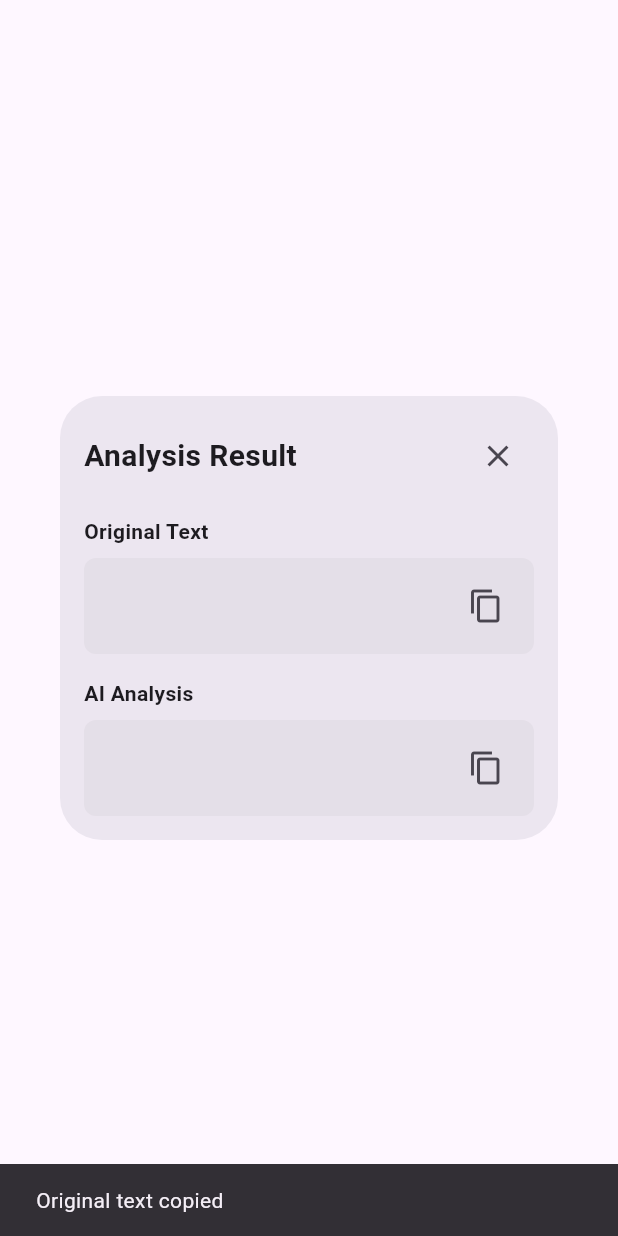
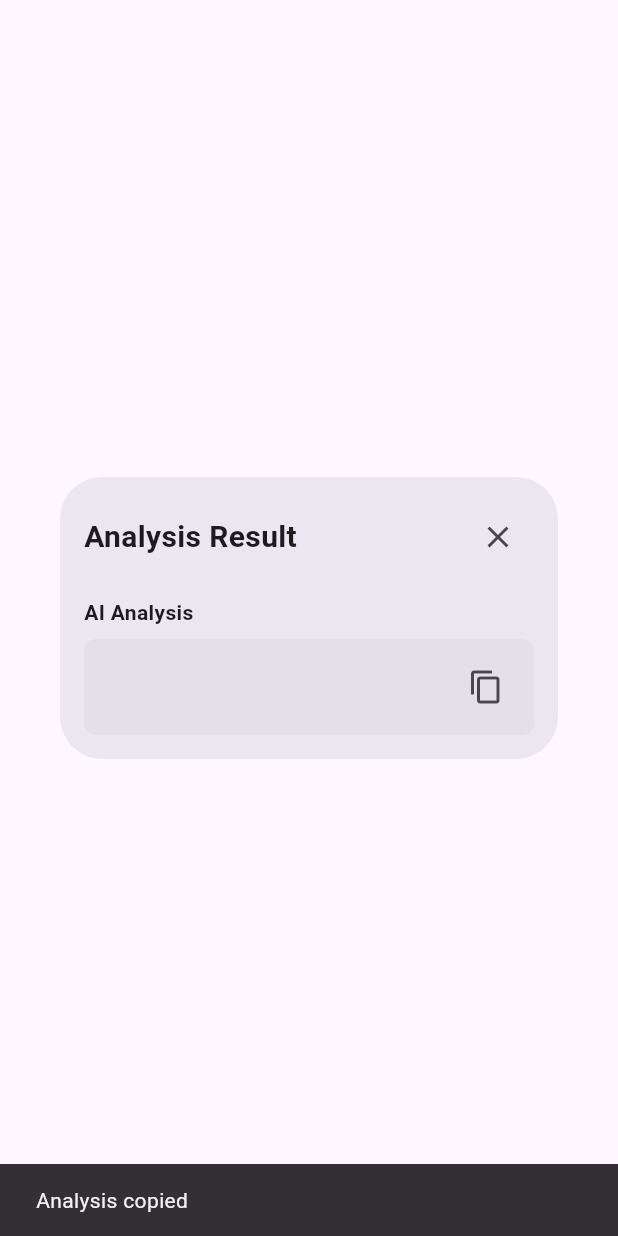
Before and after one commit to danielwang22/ingerSafe, a Flutter app: the ResultDialog widget shown alone on an empty page, opened directly with empty values, after a tap on the "content copy" icon, on a phone screen of 412 x 824 dp. Run offline on Flutter 3.47's test engine with Material 3 defaults, Android fonts, the phone set to English and light mode, and no system bars; our stand-ins replace flutter_dotenv, flutter_hooks, image_picker, shared_preferences; missing offline and left inert: google_mlkit_text_recognition; accounts and stored records are empty.

Commit message:
minor change

```diff
--- a/lib/screens/home_screen.dart
+++ b/lib/screens/home_screen.dart
@@ -35,6 +35,7 @@ class HomeScreen extends HookWidget {
         'takePhoto': 'Take Photo',
         'chooseFromGallery': 'Choose from Gallery',
         'useTestImage': 'Use Test Image',
+        'aiResult': "Ai Result",
       },
       'Chinese': {
         'currentLanguage': '目前語言',
@@ -45,6 +46,7 @@ class HomeScreen extends HookWidget {
         'takePhoto': '拍照',
         'chooseFromGallery': '從相簿選擇',
         'useTestImage': '使用測試圖片',
+        'aiResult': "AI 結果",
       },
       'Japanese': {
         'currentLanguage': '現在の言語',
@@ -55,6 +57,7 @@ class HomeScreen extends HookWidget {
         'takePhoto': '写真を撮る',
         'chooseFromGallery': 'ギャラリーから選ぶ',
         'useTestImage': 'テスト画像を使う',
+        'aiResult': "AI結果",
       },
       'Korean': {
         'currentLanguage': '현재 언어',
@@ -65,6 +68,7 @@ class HomeScreen extends HookWidget {
         'takePhoto': '사진 찍기',
         'chooseFromGallery': '갤러리에서 선택',
         'useTestImage': '테스트 이미지 사용',
+        'aiResult': "AI 결과",
       },
     };
 
@@ -122,7 +126,7 @@ class HomeScreen extends HookWidget {
 
         // Store and show the result
         history.value = [
-          {'text': 'Asset image sent to AI', 'analysis': aiResult},
+          {'text': t['aiResult']!, 'analysis': aiResult},
           ...history.value,
         ];
 
--- a/lib/widgets/result_dialog.dart
+++ b/lib/widgets/result_dialog.dart
@@ -87,33 +87,6 @@ class ResultDialog extends StatelessWidget {
             ),
             const SizedBox(height: 16),
             Text(
-              labels['originalText']!,
-              style: const TextStyle(fontWeight: FontWeight.bold),
-            ),
-            const SizedBox(height: 8),
-            Container(
-              padding: const EdgeInsets.all(8),
-              decoration: BoxDecoration(
-                color: Colors.grey.withValues(alpha: 0.1),
-                borderRadius: BorderRadius.circular(8),
-              ),
-              child: Row(
-                children: [
-                  Expanded(child: Text(originalText)),
-                  IconButton(
-                    icon: const Icon(Icons.copy),
-                    onPressed: () {
-                      Clipboard.setData(ClipboardData(text: originalText));
-                      ScaffoldMessenger.of(context).showSnackBar(
-                        SnackBar(content: Text(labels['copyOriginal']!)),
-                      );
-                    },
-                  ),
-                ],
-              ),
-            ),
-            const SizedBox(height: 16),
-            Text(
               labels['aiAnalysis']!,
               style: const TextStyle(fontWeight: FontWeight.bold),
             ),
```
